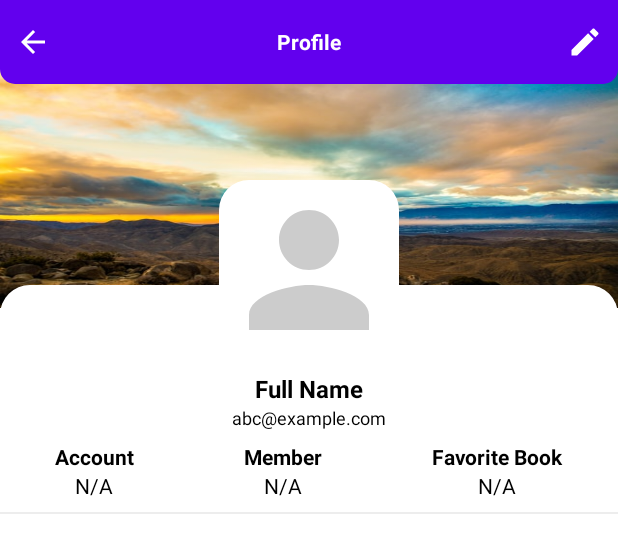
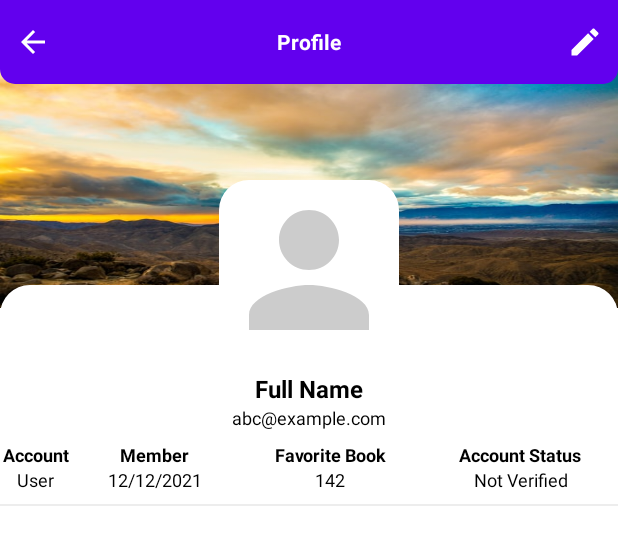
Before and after one commit to tofufu9/BookApp, an Android app: the layout activity_profile.xml on its own in the app's theme, with its tools: preview values and no code run, on a phone screen of 412 x 824 dp. Shown: the top 553 px of the screen. Run offline under Robolectric (Android 15) with nearby library versions, the phone set to English and light mode, and no system bars.

```diff
--- a/app/src/main/res/layout/activity_profile.xml
+++ b/app/src/main/res/layout/activity_profile.xml
@@ -98,7 +98,7 @@
 
         <!--Account Information-->
         <LinearLayout
-            android:layout_width="wrap_content"
+            android:layout_width="0dp"
             android:layout_height="wrap_content"
             android:layout_weight="1"
             android:gravity="center"
@@ -109,14 +109,18 @@
                 android:layout_height="wrap_content"
                 android:text="Account"
                 android:textColor="@color/black"
-                android:textStyle="bold"/>
+                android:textStyle="bold"
+                android:textAlignment="center"
+                android:textSize="12sp"/>
 
             <TextView
                 android:id="@+id/accountTypeTv"
                 android:layout_width="wrap_content"
                 android:layout_height="wrap_content"
-                android:text="N/A"
-                android:textColor="@color/black"/>
+                android:text="User"
+                android:textColor="@color/black"
+                android:textAlignment="center"
+                android:textSize="12sp"/>
         </LinearLayout>
 
         <!--Member Since-->
@@ -132,14 +136,18 @@
                 android:layout_height="wrap_content"
                 android:text="Member"
                 android:textColor="@color/black"
-                android:textStyle="bold"/>
+                android:textStyle="bold"
+                android:textAlignment="center"
+                android:textSize="12sp"/>
 
             <TextView
                 android:id="@+id/memberDateTv"
                 android:layout_width="wrap_content"
                 android:layout_height="wrap_content"
-                android:text="N/A"
-                android:textColor="@color/black"/>
+                android:text="12/12/2021"
+                android:textColor="@color/black"
+                android:textAlignment="center"
+                android:textSize="12sp"/>
         </LinearLayout>
         <!--Favorite Books Count-->
         <LinearLayout
@@ -154,15 +162,49 @@
                 android:layout_height="wrap_content"
                 android:text="Favorite Book"
                 android:textColor="@color/black"
-                android:textStyle="bold"/>
+                android:textStyle="bold"
+                android:textAlignment="center"
+                android:textSize="12sp"/>
 
             <TextView
                 android:id="@+id/favoriteBookCountTv"
                 android:layout_width="wrap_content"
                 android:layout_height="wrap_content"
-                android:text="N/A"
-                android:textColor="@color/black"/>
+                android:text="142"
+                android:textColor="@color/black"
+                android:textAlignment="center"
+                android:textSize="12sp"/>
         </LinearLayout>
+
+        <!--Account Status-->
+        <LinearLayout
+            android:layout_width="wrap_content"
+            android:layout_height="wrap_content"
+            android:layout_weight="1"
+            android:gravity="center"
+            android:orientation="vertical">
+
+            <TextView
+                android:layout_width="wrap_content"
+                android:layout_height="wrap_content"
+                android:text="Account Status"
+                android:textColor="@color/black"
+                android:textStyle="bold"
+                android:textAlignment="center"
+                android:textSize="12sp" />
+
+            <TextView
+                android:id="@+id/accountStatusTv"
+                android:layout_width="wrap_content"
+                android:layout_height="wrap_content"
+                android:text="Not Verified"
+                android:textColor="@color/black"
+                android:textAlignment="center"
+                android:textSize="12sp" />
+
+        </LinearLayout>
+
+
     </LinearLayout>
     <View
         android:layout_marginTop="8dp"
```
Also changed, not shown: app/src/main/java/com/example/bookapp/activities/ProfileActivity.java (+95 -1 lines).
